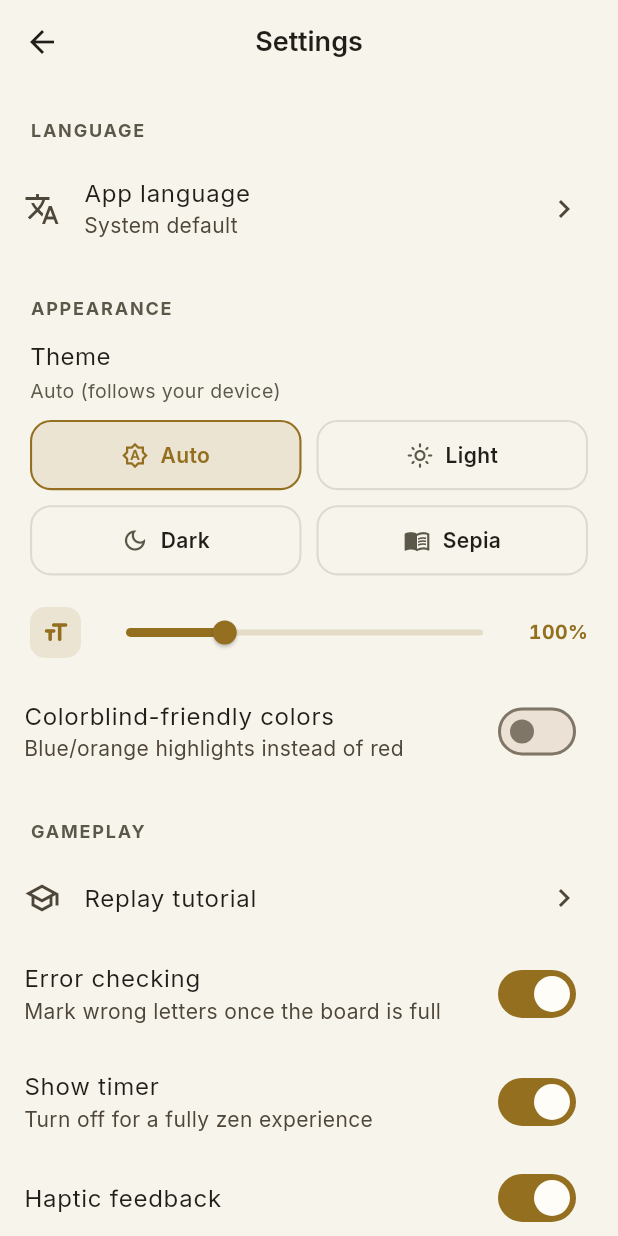
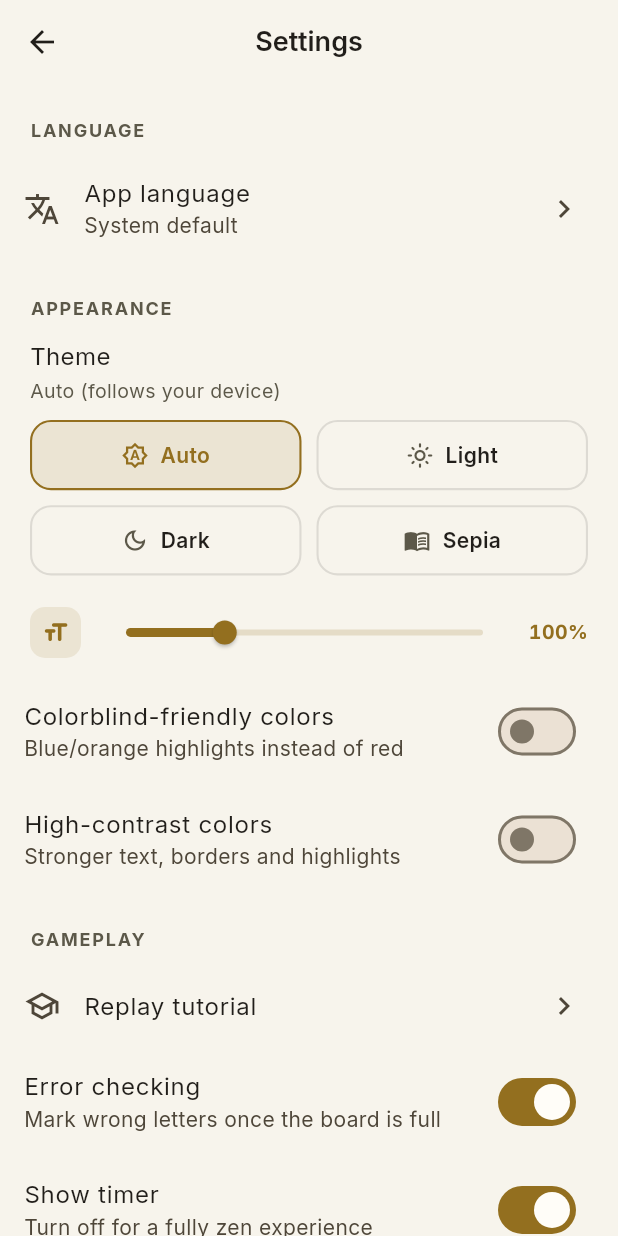
Before and after one commit to tahir94510/jubilant-robot, a Flutter app: the SettingsScreen screen opened directly, on a phone screen of 412 x 824 dp. Run offline on Flutter 3.47's test engine with Material 3 defaults, Android fonts, the phone set to English and light mode, and no system bars; our stand-ins replace flutter_local_notifications, flutter_timezone, google_mobile_ads, in_app_purchase, in_app_review, share_plus and 3 more; missing offline and left inert: flutter_displaymode, flutter_soloud, in_app_update; accounts and stored records are empty; statements that could not run were skipped.

Commit message:
Settings: high-contrast toggle, persisted and localized in 7 languages
New highContrastMode setting (defaults off, absent on legacy saves)
wired from AppSettings through SettingsController and the theme
resolution in app.dart; the switch sits directly under the colorblind
toggle it composes with. Round-trip + legacy-default tests included.

Co-Authored-By: Claude Fable 5 <noreply@anthropic.com>
Claude-Session: https://claude.ai/code/session_013hCmfTHurZThbyhLAffjyy

```diff
--- a/lib/app.dart
+++ b/lib/app.dart
@@ -43,6 +43,7 @@ class _QuotecrackAppState extends State<QuotecrackApp> {
     final theme = AppThemes.resolve(
       settings.themeMode,
       colorblind: settings.colorblindMode,
+      highContrast: settings.highContrastMode,
       platformBrightness: platformBrightness,
     );
     // Edge-to-edge: transparent status + navigation bars with icon brightness
--- a/lib/l10n/app_de.arb
+++ b/lib/l10n/app_de.arb
@@ -23,6 +23,8 @@
   "textSize": "Textgröße",
   "colorblindTitle": "Farbenblind-freundliche Farben",
   "colorblindSubtitle": "Blau/Orange statt Rot",
+  "highContrastTitle": "Kontrastreiche Farben",
+  "highContrastSubtitle": "Kräftigerer Text, Ränder und Hervorhebungen",
   "errorCheckingTitle": "Fehlerprüfung",
   "errorCheckingSubtitle": "Falsche Buchstaben markieren, sobald das Feld voll ist",
   "showTimerTitle": "Timer anzeigen",
--- a/lib/l10n/app_en.arb
+++ b/lib/l10n/app_en.arb
@@ -40,6 +40,8 @@
   "textSize": "Text size",
   "colorblindTitle": "Colorblind-friendly colors",
   "colorblindSubtitle": "Blue/orange highlights instead of red",
+  "highContrastTitle": "High-contrast colors",
+  "highContrastSubtitle": "Stronger text, borders and highlights",
   "errorCheckingTitle": "Error checking",
   "errorCheckingSubtitle": "Mark wrong letters once the board is full",
   "showTimerTitle": "Show timer",
--- a/lib/l10n/app_es.arb
+++ b/lib/l10n/app_es.arb
@@ -23,6 +23,8 @@
   "textSize": "Tamaño del texto",
   "colorblindTitle": "Colores para daltónicos",
   "colorblindSubtitle": "Resaltado azul/naranja en lugar de rojo",
+  "highContrastTitle": "Colores de alto contraste",
+  "highContrastSubtitle": "Texto, bordes y resaltados más marcados",
   "errorCheckingTitle": "Comprobación de errores",
   "errorCheckingSubtitle": "Marca las letras erróneas cuando el tablero esté lleno",
   "showTimerTitle": "Mostrar cronómetro",
--- a/lib/l10n/app_fr.arb
+++ b/lib/l10n/app_fr.arb
@@ -23,6 +23,8 @@
   "textSize": "Taille du texte",
   "colorblindTitle": "Couleurs adaptées au daltonisme",
   "colorblindSubtitle": "Surbrillance bleue/orange au lieu de rouge",
+  "highContrastTitle": "Couleurs à contraste élevé",
+  "highContrastSubtitle": "Texte, bordures et surlignages renforcés",
   "errorCheckingTitle": "Vérification des erreurs",
   "errorCheckingSubtitle": "Marquer les lettres fausses une fois la grille remplie",
   "showTimerTitle": "Afficher le chrono",
--- a/lib/l10n/app_it.arb
+++ b/lib/l10n/app_it.arb
@@ -23,6 +23,8 @@
   "textSize": "Dimensione del testo",
   "colorblindTitle": "Colori per daltonici",
   "colorblindSubtitle": "Evidenziazioni blu/arancio invece del rosso",
+  "highContrastTitle": "Colori ad alto contrasto",
+  "highContrastSubtitle": "Testo, bordi ed evidenziazioni più marcati",
   "errorCheckingTitle": "Controllo errori",
   "errorCheckingSubtitle": "Segna le lettere sbagliate quando la griglia è piena",
   "showTimerTitle": "Mostra timer",
--- a/lib/l10n/app_localizations.dart
+++ b/lib/l10n/app_localizations.dart
@@ -245,6 +245,18 @@ abstract class AppLocalizations {
   /// In en, this message translates to:
   /// **'Blue/orange highlights instead of red'**
   String get colorblindSubtitle;
+
+  /// No description provided for @highContrastTitle.
+  ///
+  /// In en, this message translates to:
+  /// **'High-contrast colors'**
+  String get highContrastTitle;
+
+  /// No description provided for @highContrastSubtitle.
+  ///
+  /// In en, this message translates to:
+  /// **'Stronger text, borders and highlights'**
+  String get highContrastSubtitle;
 
   /// No description provided for @errorCheckingTitle.
   ///
--- a/lib/l10n/app_localizations_en.dart
+++ b/lib/l10n/app_localizations_en.dart
@@ -80,6 +80,12 @@ class AppLocalizationsEn extends AppLocalizations {
 
   @override
   String get colorblindSubtitle => 'Blue/orange highlights instead of red';
+
+  @override
+  String get highContrastTitle => 'High-contrast colors';
+
+  @override
+  String get highContrastSubtitle => 'Stronger text, borders and highlights';
 
   @override
   String get errorCheckingTitle => 'Error checking';
--- a/lib/l10n/app_localizations_es.dart
+++ b/lib/l10n/app_localizations_es.dart
@@ -80,6 +80,12 @@ class AppLocalizationsEs extends AppLocalizations {
 
   @override
   String get colorblindSubtitle => 'Resaltado azul/naranja en lugar de rojo';
+
+  @override
+  String get highContrastTitle => 'Colores de alto contraste';
+
+  @override
+  String get highContrastSubtitle => 'Texto, bordes y resaltados más marcados';
 
   @override
   String get errorCheckingTitle => 'Comprobación de errores';
--- a/lib/l10n/app_localizations_fr.dart
+++ b/lib/l10n/app_localizations_fr.dart
@@ -80,6 +80,12 @@ class AppLocalizationsFr extends AppLocalizations {
 
   @override
   String get colorblindSubtitle => 'Surbrillance bleue/orange au lieu de rouge';
+
+  @override
+  String get highContrastTitle => 'Couleurs à contraste élevé';
+
+  @override
+  String get highContrastSubtitle => 'Texte, bordures et surlignages renforcés';
 
   @override
   String get errorCheckingTitle => 'Vérification des erreurs';
--- a/lib/l10n/app_localizations_pt.dart
+++ b/lib/l10n/app_localizations_pt.dart
@@ -80,6 +80,12 @@ class AppLocalizationsPt extends AppLocalizations {
 
   @override
   String get colorblindSubtitle => 'Destaques azul/laranja em vez de vermelho';
+
+  @override
+  String get highContrastTitle => 'Cores de alto contraste';
+
+  @override
+  String get highContrastSubtitle => 'Texto, bordas e destaques mais fortes';
 
   @override
   String get errorCheckingTitle => 'Verificação de erros';
--- a/lib/l10n/app_localizations_tr.dart
+++ b/lib/l10n/app_localizations_tr.dart
@@ -80,6 +80,12 @@ class AppLocalizationsTr extends AppLocalizations {
 
   @override
   String get colorblindSubtitle => 'Kırmızı yerine mavi/turuncu vurgular';
+
+  @override
+  String get highContrastTitle => 'Yüksek kontrastlı renkler';
+
+  @override
+  String get highContrastSubtitle => 'Daha güçlü metin, kenarlık ve vurgular';
 
   @override
   String get errorCheckingTitle => 'Hata denetimi';
--- a/lib/l10n/app_pt.arb
+++ b/lib/l10n/app_pt.arb
@@ -23,6 +23,8 @@
   "textSize": "Tamanho do texto",
   "colorblindTitle": "Cores para daltônicos",
   "colorblindSubtitle": "Destaques azul/laranja em vez de vermelho",
+  "highContrastTitle": "Cores de alto contraste",
+  "highContrastSubtitle": "Texto, bordas e destaques mais fortes",
   "errorCheckingTitle": "Verificação de erros",
   "errorCheckingSubtitle": "Marcar letras erradas quando o tabuleiro estiver cheio",
   "showTimerTitle": "Mostrar cronômetro",
--- a/lib/l10n/app_tr.arb
+++ b/lib/l10n/app_tr.arb
@@ -23,6 +23,8 @@
   "textSize": "Yazı boyutu",
   "colorblindTitle": "Renk körlüğüne uygun renkler",
   "colorblindSubtitle": "Kırmızı yerine mavi/turuncu vurgular",
+  "highContrastTitle": "Yüksek kontrastlı renkler",
+  "highContrastSubtitle": "Daha güçlü metin, kenarlık ve vurgular",
   "errorCheckingTitle": "Hata denetimi",
   "errorCheckingSubtitle": "Tahta dolduğunda yanlış harfleri işaretle",
   "showTimerTitle": "Süreyi göster",
--- a/lib/state/settings_controller.dart
+++ b/lib/state/settings_controller.dart
@@ -177,6 +177,11 @@ class SettingsController extends ChangeNotifier with WidgetsBindingObserver {
 
   Future<void> setColorblindMode(bool value) {
     settings.colorblindMode = value;
+    return _save();
+  }
+
+  Future<void> setHighContrastMode(bool value) {
+    settings.highContrastMode = value;
     return _save();
   }
 
--- a/lib/ui/screens/settings_screen.dart
+++ b/lib/ui/screens/settings_screen.dart
@@ -140,6 +140,12 @@ class _SettingsScreenState extends State<SettingsScreen> {
                 subtitle: Text(l10n.colorblindSubtitle),
                 value: settings.colorblindMode,
                 onChanged: withHaptic(controller.setColorblindMode),
+              ),
+              SwitchListTile(
+                title: Text(l10n.highContrastTitle),
+                subtitle: Text(l10n.highContrastSubtitle),
+                value: settings.highContrastMode,
+                onChanged: withHaptic(controller.setHighContrastMode),
               ),
               section(l10n.sectionGameplay),
               // A calm way back to the 30-second interactive tutorial for anyone
```
Also changed, not shown: lib/l10n/app_localizations_de.dart (+7 -0 lines), lib/l10n/app_localizations_it.dart (+7 -0 lines), lib/models/app_settings.dart (+8 -0 lines), 1 other file.
